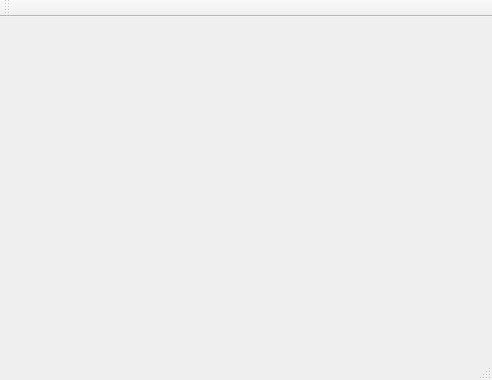
nDy/AyudanteLegal, file AyudanteLegal/mainwindow.ui: the form before one commit.
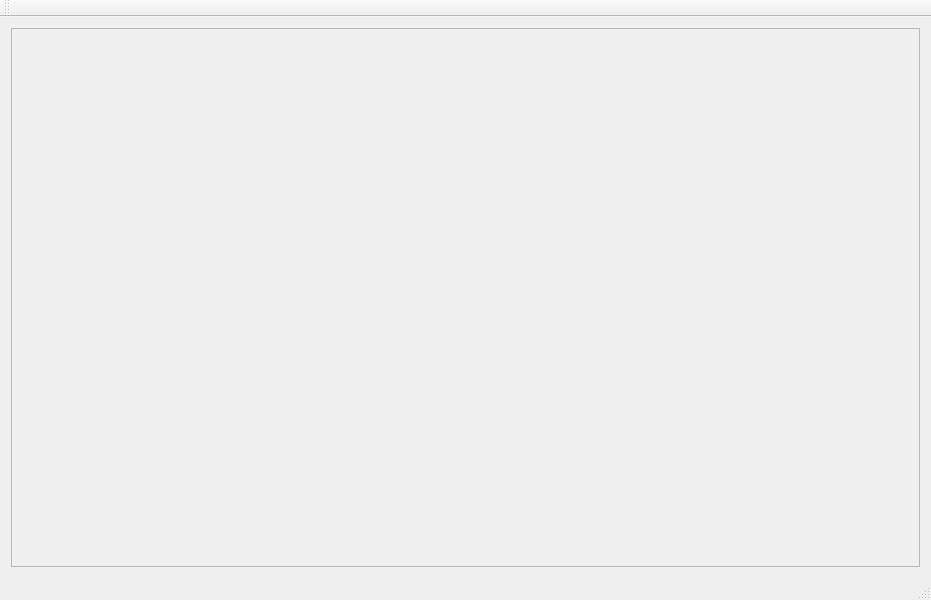
The form after the commit.

```diff
--- a/AyudanteLegal/mainwindow.ui
+++ b/AyudanteLegal/mainwindow.ui
@@ -6,15 +6,33 @@
    <rect>
     <x>0</x>
     <y>0</y>
-    <width>492</width>
-    <height>380</height>
+    <width>931</width>
+    <height>600</height>
    </rect>
   </property>
   <property name="windowTitle">
    <string>MainWindow</string>
   </property>
   <widget class="QWidget" name="centralWidget">
-   <layout class="QVBoxLayout" name="verticalLayout"/>
+   <layout class="QVBoxLayout" name="verticalLayout">
+    <item>
+     <widget class="QScrollArea" name="scrollArea">
+      <property name="widgetResizable">
+       <bool>true</bool>
+      </property>
+      <widget class="QWidget" name="scrollAreaWidgetContents_2">
+       <property name="geometry">
+        <rect>
+         <x>0</x>
+         <y>0</y>
+         <width>472</width>
+         <height>294</height>
+        </rect>
+       </property>
+      </widget>
+     </widget>
+    </item>
+   </layout>
   </widget>
   <widget class="QMenuBar" name="menuBar">
    <property name="geometry">
```
